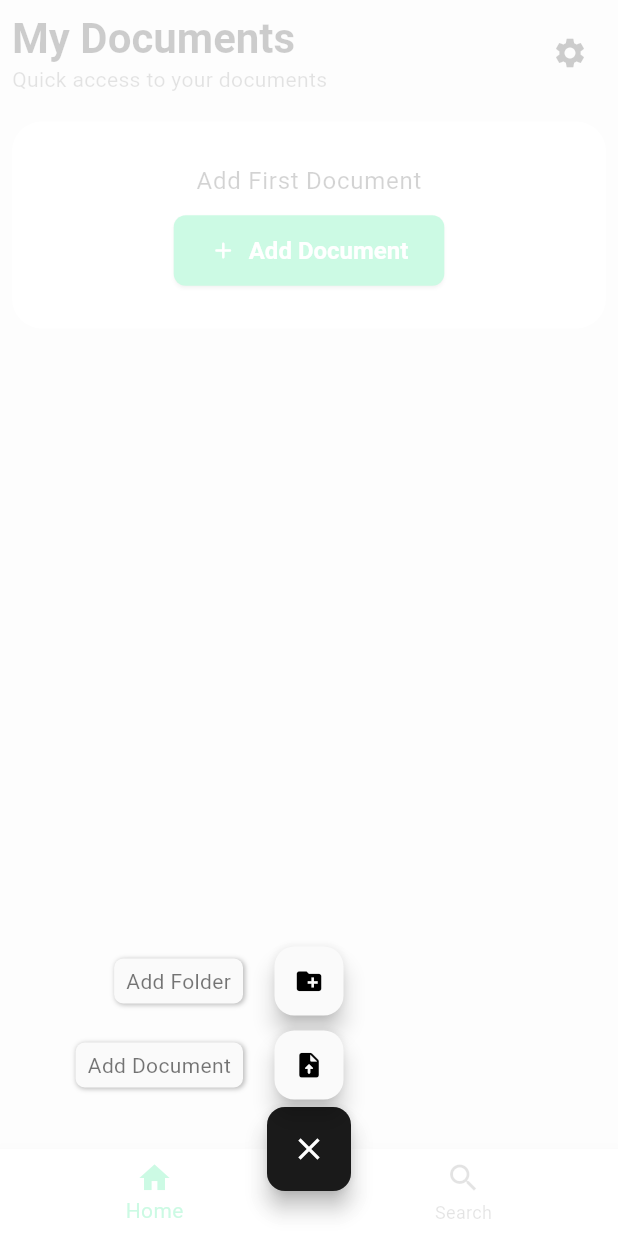
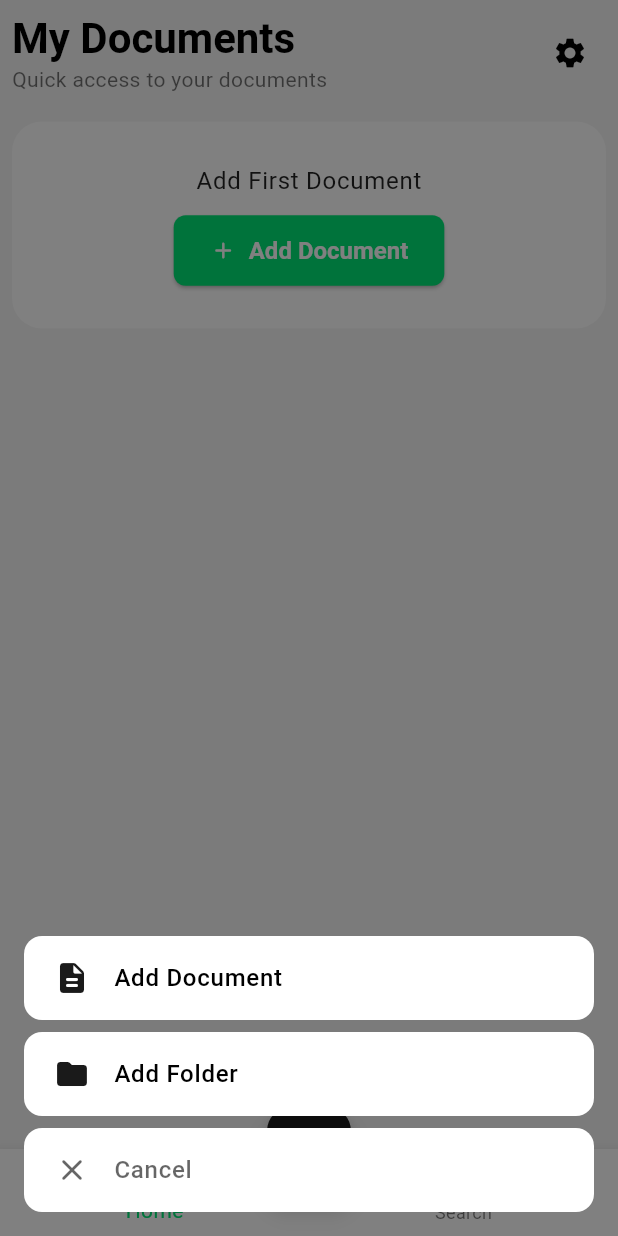
Before and after one commit to itschillipill/My-Documents-App, a Flutter app: the AppGate screen opened directly, after a tap on the "add" icon, on a phone screen of 412 x 824 dp. Run offline on Flutter 3.47's test engine with Material 3 defaults, Android fonts, the phone set to English and light mode, and no system bars; drawn by our look-alikes of flutter_speed_dial; our stand-ins replace equatable, file_picker, flutter_bloc, flutter_secure_storage, image_picker, local_auth and 6 more; missing offline and left inert: dart:html, window_manager; accounts and stored records are empty; generated files the repository leaves out were written again.

Commit message:
Re-designing adding document and folder method

```diff
--- a/lib/src/pages/app_gate.dart
+++ b/lib/src/pages/app_gate.dart
@@ -1,5 +1,4 @@
 import 'package:flutter/material.dart';
-import 'package:flutter_speed_dial/flutter_speed_dial.dart';
 import 'package:my_documents/src/core/extensions/extensions.dart';
 import 'package:my_documents/src/features/folders/pages/add_folder_page.dart';
 
@@ -79,22 +78,97 @@ class _AppGateState extends State<AppGate> {
   Widget? _buildFAB(BuildContext ctx) {
     if (_selectedIndex != 0) return null;
 
-    return SpeedDial(
-      icon: Icons.add,
-      activeIcon: Icons.close,
-      shape: RoundedRectangleBorder(borderRadius: BorderRadius.circular(12)),
-      children: [
-        SpeedDialChild(
-          child: const Icon(Icons.upload_file_rounded),
-          label: ctx.l10n.addDocument,
-          onTap: () => Navigator.push(context, AddDocumentScreen.route()),
-        ),
-        SpeedDialChild(
-          child: const Icon(Icons.create_new_folder),
-          label: ctx.l10n.addFolder,
-          onTap: () => Navigator.push(context, AddFolderPage.route()),
-        ),
-      ],
+    return FloatingActionButton(
+      onPressed: ()=> _showAddMenu(context),
+      tooltip: ctx.l10n.addDocument,
+      child: Icon(Icons.add),
     );
   }
 }
+void _showAddMenu(BuildContext context) async{
+   await showModalBottomSheet(
+      context: context,
+      backgroundColor: Colors.transparent,
+      barrierColor: Colors.black.withValues(alpha: 0.5),
+      builder: (context) {
+        return Container(
+          margin: const EdgeInsets.all(16),
+          child: Column(
+            mainAxisSize: MainAxisSize.min,
+            spacing: 8,
+            children: [
+              // Document button
+              _buildMenuButton(
+                context,
+                icon: Icons.description_rounded,
+                label: context.l10n.addDocument,
+                onTap: () {
+                  Navigator.pop(context);
+                  Navigator.push(context, AddDocumentScreen.route());
+                },
+              ),
+              // Folder button
+              _buildMenuButton(
+                context,
+                icon: Icons.folder_rounded,
+                label: context.l10n.addFolder,
+                onTap: () {
+                  Navigator.pop(context);
+                  Navigator.push(context, AddFolderPage.route());
+                },
+              ),
+              // Close button
+              _buildMenuButton(
+                context,
+                icon: Icons.close_rounded,
+                label: context.l10n.cancel,
+                onTap: () => Navigator.pop(context),
+                isCancel: true,
+              ),
+            ],
+          ),
+        );
+      },
+    );
+  }
+Widget _buildMenuButton(
+    BuildContext context, {
+    required IconData icon,
+    required String label,
+    required VoidCallback onTap,
+    bool isCancel = false,
+  }) {
+    final colorScheme = Theme.of(context).colorScheme;
+
+    return Material(
+      color: colorScheme.surface,
+      borderRadius: BorderRadius.circular(12),
+      child: InkWell(
+        onTap: onTap,
+        borderRadius: BorderRadius.circular(12),
+        child: Container(
+          padding: const EdgeInsets.symmetric(vertical: 16, horizontal: 20),
+          child: Row(
+            children: [
+              Icon(
+                icon,
+                color: isCancel
+                    ? colorScheme.onSurface.withValues(alpha: 0.6)
+                    : colorScheme.primary,
+              ),
+              const SizedBox(width: 16),
+              Text(
+                label,
+                style: Theme.of(context).textTheme.bodyLarge?.copyWith(
+                      color: isCancel
+                          ? colorScheme.onSurface.withValues(alpha: 0.6)
+                          : colorScheme.onSurface,
+                      fontWeight: FontWeight.w500,
+                    ),
+              ),
+            ],
+          ),
+        ),
+      ),
+    );
+  }
```
